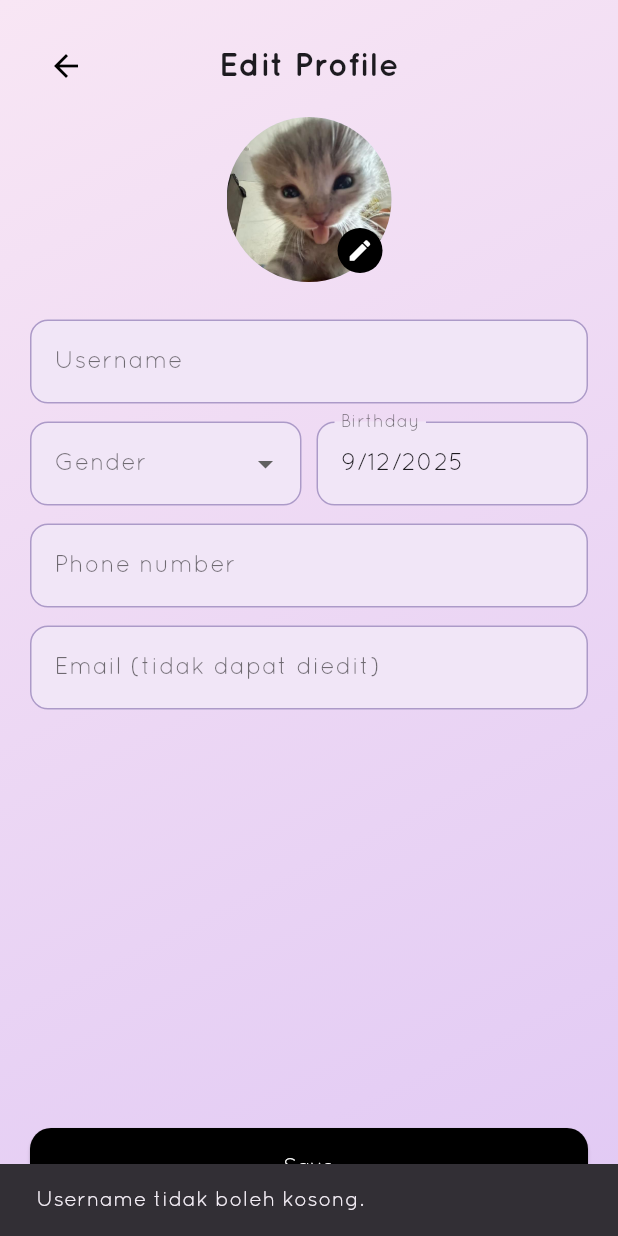
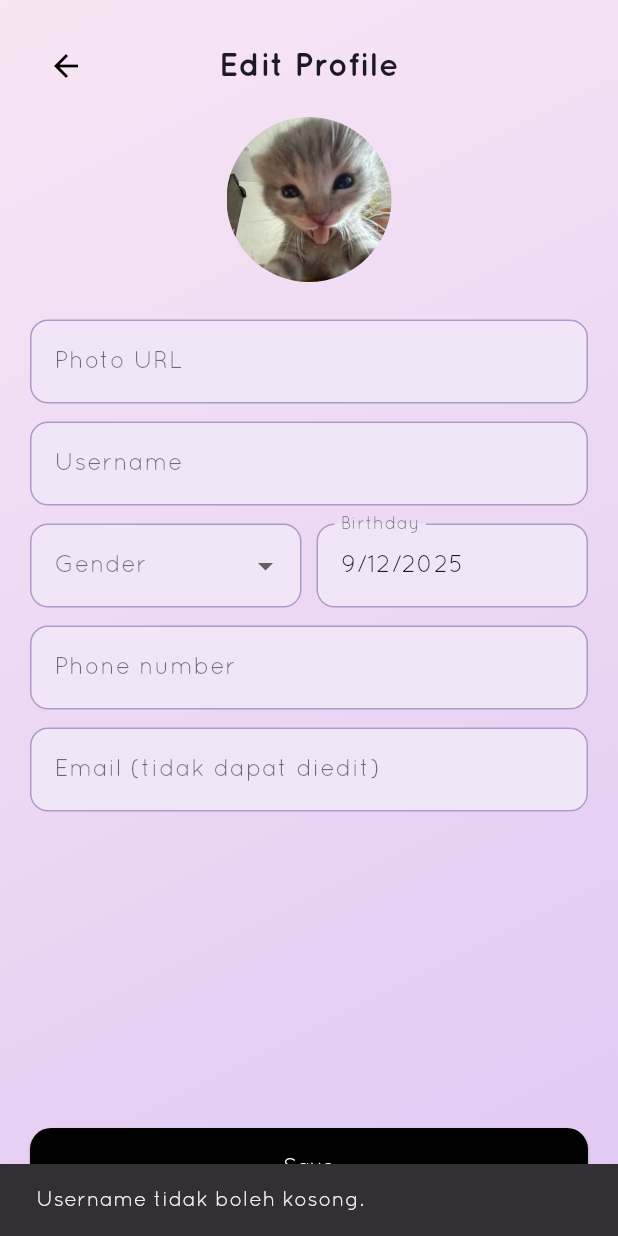
Before and after one commit to zawcompany/MOOD_TRACKER, a Flutter app: the EditProfilePage screen opened directly, after a tap on "Save", on a phone screen of 412 x 824 dp. Run offline on Flutter 3.47's test engine with Material 3 defaults, Android fonts, the phone set to English and light mode, and no system bars; our stand-ins replace cloud_firestore, firebase_auth, firebase_core; accounts and stored records are empty.

Commit message:
feat: Implement Profile Photo URL Integration (Fix Storage Cost, not fix)

```diff
--- a/lib/page/edit_profile_page.dart
+++ b/lib/page/edit_profile_page.dart
@@ -1,11 +1,9 @@
 import 'package:flutter/material.dart';
 import 'package:firebase_auth/firebase_auth.dart';
 import 'package:cloud_firestore/cloud_firestore.dart';
-import 'package:image_picker/image_picker.dart';
-import 'package:flutter/foundation.dart'; // untuk kIsWeb (opsional, tapi boleh)
+// import 'package:image_picker/image_picker.dart'; <--- Dihapus
+// import 'dart:io'; <--- Dihapus
 
-
-import 'package:firebase_storage/firebase_storage.dart'; // Import Firebase Storage
 import '../../services/auth_service.dart';
 
 class EditProfilePage extends StatefulWidget {
@@ -18,19 +16,20 @@ class EditProfilePage extends StatefulWidget {
 class _EditProfilePageState extends State<EditProfilePage> {
   final AuthService _authService = AuthService();
   final FirebaseFirestore _firestore = FirebaseFirestore.instance;
-  // [BARU] Inisialisasi Firebase Storage
-  final FirebaseStorage _storage = FirebaseStorage.instance;
+
+  // [BARU] Controller untuk menampung input URL Foto
+  final TextEditingController _photoUrlController = TextEditingController();
 
   final TextEditingController _usernameController = TextEditingController();
   final TextEditingController _phoneController = TextEditingController();
   final TextEditingController _emailController = TextEditingController();
   final TextEditingController _birthdayController = TextEditingController();
 
-  // [3] State baru untuk gambar dan ImagePicker
-  Uint8List? _imageBytes; // menyimpan bytes gambar untuk semua platform
-  final ImagePicker _picker = ImagePicker();
+  // [LAMA] State untuk gambar (Dihapus)
+  // File? _imageFile;
+  // final ImagePicker _picker = ImagePicker();
 
-  // [BARU] Variabel untuk menyimpan URL foto yang sudah ada
+  // [BARU] State untuk URL foto yang sudah ada
   String? _currentPhotoUrl;
 
   String _gender = "Male";
@@ -38,7 +37,6 @@ class _EditProfilePageState extends State<EditProfilePage> {
   bool _isLoading = false;
   bool _isProfileLoading = true;
 
-  // definisikan warna ungu untuk border
   final Color _purpleBorderColor = const Color.fromARGB(177, 142, 120, 179);
 
   @override
@@ -53,28 +51,11 @@ class _EditProfilePageState extends State<EditProfilePage> {
     _phoneController.dispose();
     _emailController.dispose();
     _birthdayController.dispose();
+    _photoUrlController.dispose(); // [BARU] Dispose controller
     super.dispose();
   }
 
-  // fungsi untuk memilih gambar
-  Future<void> _pickImage() async {
-    final XFile? pickedFile = await _picker.pickImage(
-    source: ImageSource.gallery,
-    maxWidth: 1200,
-    maxHeight: 1200,
-    imageQuality: 85,
-  );
-
-  if (pickedFile != null) {
-    final bytes = await pickedFile.readAsBytes(); // ini works di web & mobile
-    if (mounted) {
-      setState(() {
-        _imageBytes = bytes;
-        // _imageFile dihapus, kita pakai _imageBytes
-      });
-    }
-  }
-}
+  // [FUNGSI PICK IMAGE DILENYAPKAN]
 
   Future<void> _loadUserProfile() async {
     final user = FirebaseAuth.instance.currentUser;
@@ -85,8 +66,10 @@ class _EditProfilePageState extends State<EditProfilePage> {
     }
 
     _emailController.text = user.email ?? '';
-    // [MODIFIKASI] Ambil photoURL yang sudah ada dari Firebase Auth
+    // Ambil URL foto yang ada (dari Firebase Auth)
     _currentPhotoUrl = user.photoURL;
+    // [BARU] Isi controller URL dengan foto lama
+    _photoUrlController.text = user.photoURL ?? '';
 
     try {
       final doc = await _firestore.collection('users').doc(user.uid).get();
@@ -112,6 +95,9 @@ class _EditProfilePageState extends State<EditProfilePage> {
     }
   }
 
+  // =========================================================================
+  // FUNGSI HANDLE SAVE (KUNCI KECEPATAN)
+  // =========================================================================
   Future<void> _handleSave() async {
     if (_usernameController.text.trim().isEmpty) {
       if (!mounted) return;
@@ -127,57 +113,42 @@ class _EditProfilePageState extends State<EditProfilePage> {
     if (mounted) setState(() => _isLoading = true);
 
     try {
-      String? photoUrl;
-      if (_imageBytes != null) {
-        final ref = _storage
-            .ref()
-            .child('user_photos')
-            .child('${user.uid}.jpg');
+      final String newPhotoUrl = _photoUrlController.text.trim();
 
-        debugPrint("Uploading image bytes for user ${user.uid}");
-
-        await ref.putData(
-          _imageBytes!,
-          SettableMetadata(contentType: 'image/jpeg'),
-        );
-
-        photoUrl = await ref.getDownloadURL();
-
-        debugPrint("Photo URL: $photoUrl");
-
-        await user.updatePhotoURL(photoUrl);
+      // 1. UPDATE PHOTO URL (Operasi cepat karena hanya string)
+      if (newPhotoUrl.isNotEmpty) {
+          await user.updatePhotoURL(newPhotoUrl);
+      } else {
+          // Jika field dikosongkan
+          await user.updatePhotoURL(null);
       }
 
-      // Update display name (Firebase Auth)
+      // 2. Update display name (Firebase Auth)
       await _authService.updateUserData(
         name: _usernameController.text.trim(),
         email: _emailController.text.trim(),
       );
 
-      // Persiapkan data Firestore
+      // 3. Update data Firestore
       final Map<String, dynamic> firestoreUpdates = {
         'phone': _phoneController.text.trim(),
         'gender': _gender,
         'username': _usernameController.text.trim(),
         'birthday':
             _selectedDate != null ? Timestamp.fromDate(_selectedDate!) : null,
+        // [BARU] Simpan URL juga di Firestore
+        'photoUrl': newPhotoUrl,
       };
 
-      if (photoUrl != null) {
-        firestoreUpdates['photoUrl'] = photoUrl;
-      }
-
       await _firestore.collection('users').doc(user.uid).update(firestoreUpdates);
-
-      await user.reload();
 
       if (!mounted) return;
 
       ScaffoldMessenger.of(context).showSnackBar(
         const SnackBar(content: Text('Profil berhasil diperbarui!')),
       );
+      Navigator.pop(context);
 
-      Navigator.pop(context);
     } catch (e) {
       if (!mounted) return;
       ScaffoldMessenger.of(context).showSnackBar(
@@ -187,7 +158,6 @@ class _EditProfilePageState extends State<EditProfilePage> {
       if (mounted) setState(() => _isLoading = false);
     }
   }
-
 
   Future<void> _pickBirthday() async {
     final pick = await showDatePicker(
@@ -200,29 +170,25 @@ class _EditProfilePageState extends State<EditProfilePage> {
     if (pick != null && mounted) {
       setState(() {
         _selectedDate = pick;
-        _birthdayController.text = "${pick.day}/${pick.month}/${pick.year}";
+        _birthdayController.text =
+            "${pick.day}/${pick.month}/${pick.year}";
       });
     }
   }
 
   @override
   Widget build(BuildContext context) {
-    if (_isProfileLoading) {
-      return const Scaffold(body: Center(child: CircularProgressIndicator()));
+    // [LOGIKA DIHAPUS]: Perlu perbarui _currentPhotoUrl di build untuk tampilan baru
+    if (_photoUrlController.text.trim().isNotEmpty) {
+        _currentPhotoUrl = _photoUrlController.text.trim();
+    } else if (_photoUrlController.text.trim().isEmpty) {
+        _currentPhotoUrl = null;
     }
 
-    // Tentukan ImageProvider berdasarkan prioritas:
-    // 1. Gambar baru yang dipilih (_imageFile)
-    // 2. Gambar yang sudah ada dari Firebase (_currentPhotoUrl)
-    // 3. Gambar default
-    ImageProvider getProfileImage() {
-      if (_imageBytes != null) {
-        return MemoryImage(_imageBytes!);
-      } else if (_currentPhotoUrl != null && _currentPhotoUrl!.isNotEmpty) {
-        return NetworkImage(_currentPhotoUrl!);
-      } else {
-        return const AssetImage("assets/images/profileMT.jpg");
-      }
+    if (_isProfileLoading) {
+      return const Scaffold(
+        body: Center(child: CircularProgressIndicator()),
+      );
     }
 
     return Container(
@@ -232,14 +198,10 @@ class _EditProfilePageState extends State<EditProfilePage> {
         body: SafeArea(
           child: Column(
             children: [
-              // headernya (button back dan title)
+              // headernya
               Padding(
                 padding: const EdgeInsets.only(
-                  left: 20,
-                  right: 20,
-                  top: 20,
-                  bottom: 10,
-                ),
+                    left: 20, right: 20, top: 20, bottom: 10),
                 child: Row(
                   children: [
                     IconButton(
@@ -251,10 +213,8 @@ class _EditProfilePageState extends State<EditProfilePage> {
                       child: Text(
                         "Edit Profile",
                         textAlign: TextAlign.center,
-                        style: TextStyle(
-                          fontSize: 22,
-                          fontWeight: FontWeight.w600,
-                        ),
+                        style:
+                            TextStyle(fontSize: 22, fontWeight: FontWeight.w600),
                       ),
                     ),
                     const SizedBox(width: 48),
@@ -268,41 +228,22 @@ class _EditProfilePageState extends State<EditProfilePage> {
                   padding: const EdgeInsets.symmetric(horizontal: 20),
                   child: Column(
                     children: [
-                      // profile picture DIBUNGKUS DENGAN GESTUREDETECTOR
-                      GestureDetector(
-                        onTap: _pickImage,
-                        child: Stack(
-                          alignment: Alignment.center,
-                          children: [
-                            CircleAvatar(
-                              radius: 55,
-                              // [MODIFIKASI] Gunakan fungsi getProfileImage()
-                              backgroundImage:
-                                  getProfileImage(),
-                            ),
-                            Positioned(
-                              right: 6,
-                              bottom: 6,
-                              child: Container(
-                                padding: const EdgeInsets.all(6),
-                                decoration: const BoxDecoration(
-                                  color: Colors.black,
-                                  shape: BoxShape.circle,
-                                ),
-                                child: const Icon(
-                                  Icons.edit,
-                                  color: Colors.white,
-                                  size: 18,
-                                ),
-                              ),
-                            ),
-                          ],
-                        ),
+                      // [MODIFIKASI] Tampilan foto profil (read-only dari URL)
+                      CircleAvatar(
+                        radius: 55,
+                        backgroundImage: _currentPhotoUrl != null && _currentPhotoUrl!.isNotEmpty
+                            ? NetworkImage(_currentPhotoUrl!) as ImageProvider
+                            : const AssetImage("assets/images/profileMT.jpg"),
                       ),
+                      // [IKON EDIT DIHAPUS]
 
                       const SizedBox(height: 25),
 
-                      // input Fields
+                      // [BARU] Input field untuk URL Foto
+                      _input("Photo URL", _photoUrlController),
+                      const SizedBox(height: 12),
+
+                      // input Fields lainnya
                       _input("Username", _usernameController),
                       const SizedBox(height: 12),
 
@@ -312,14 +253,9 @@ class _EditProfilePageState extends State<EditProfilePage> {
                             child: DropdownButtonFormField<String>(
                               initialValue: _gender,
                               items: const [
+                                DropdownMenuItem(value: "Male", child: Text("Male")),
                                 DropdownMenuItem(
-                                  value: "Male",
-                                  child: Text("Male"),
-                                ),
-                                DropdownMenuItem(
-                                  value: "Female",
-                                  child: Text("Female"),
-                                ),
+                                    value: "Female", child: Text("Female")),
                               ],
                               decoration: _inputDec("Gender"),
                               onChanged: (v) => setState(() => _gender = v!),
@@ -373,14 +309,10 @@ class _EditProfilePageState extends State<EditProfilePage> {
                             height: 20,
                             width: 20,
                             child: CircularProgressIndicator(
-                              color: Colors.white,
-                              strokeWidth: 2,
-                            ),
+                                color: Colors.white, strokeWidth: 2),
                           )
-                        : const Text(
-                            "Save",
-                            style: TextStyle(color: Colors.white),
-                          ),
+                        : const Text("Save",
+                            style: TextStyle(color: Colors.white)),
                   ),
                 ),
               ),
@@ -391,8 +323,12 @@ class _EditProfilePageState extends State<EditProfilePage> {
     );
   }
 
+  // ... (Widget _input, InputDecoration _inputDec, BoxDecoration _bgGradient tetap sama)
   Widget _input(String label, TextEditingController c) {
-    return TextField(controller: c, decoration: _inputDec(label));
+    return TextField(
+      controller: c,
+      decoration: _inputDec(label),
+    );
   }
 
   InputDecoration _inputDec(String label) {
--- a/lib/page/profile_page.dart
+++ b/lib/page/profile_page.dart
@@ -103,11 +103,14 @@ class _ProfilePageState extends State<ProfilePage> {
 
   Widget _buildProfileContent(BuildContext context, ProfileData data) {
     debugPrint("Profile Page: Fetched Photo URL: ${data.photoUrl}");
-    // [BARU] Tentukan gambar mana yang akan ditampilkan
+
+    // [PERBAIKAN KUNCI]: Tentukan gambar mana yang akan ditampilkan
     ImageProvider profileImage;
     if (data.photoUrl != null && data.photoUrl!.isNotEmpty) {
-      profileImage = NetworkImage(data.photoUrl!) as ImageProvider;
+      // Jika URL foto tersedia, gunakan NetworkImage
+      profileImage = NetworkImage(data.photoUrl!);
     } else {
+      // Jika tidak, gunakan gambar default
       profileImage = const AssetImage("assets/images/profileMT.jpg");
     }
 
@@ -162,7 +165,7 @@ class _ProfilePageState extends State<ProfilePage> {
 
           const SizedBox(height: 30),
 
-          // --- Bagian Detail Profil BARU ---
+          // --- Bagian Detail Profil ---
           Container(
             margin: const EdgeInsets.symmetric(horizontal: 25),
             padding: const EdgeInsets.all(20),
```
Also changed, not shown: pubspec.lock.
